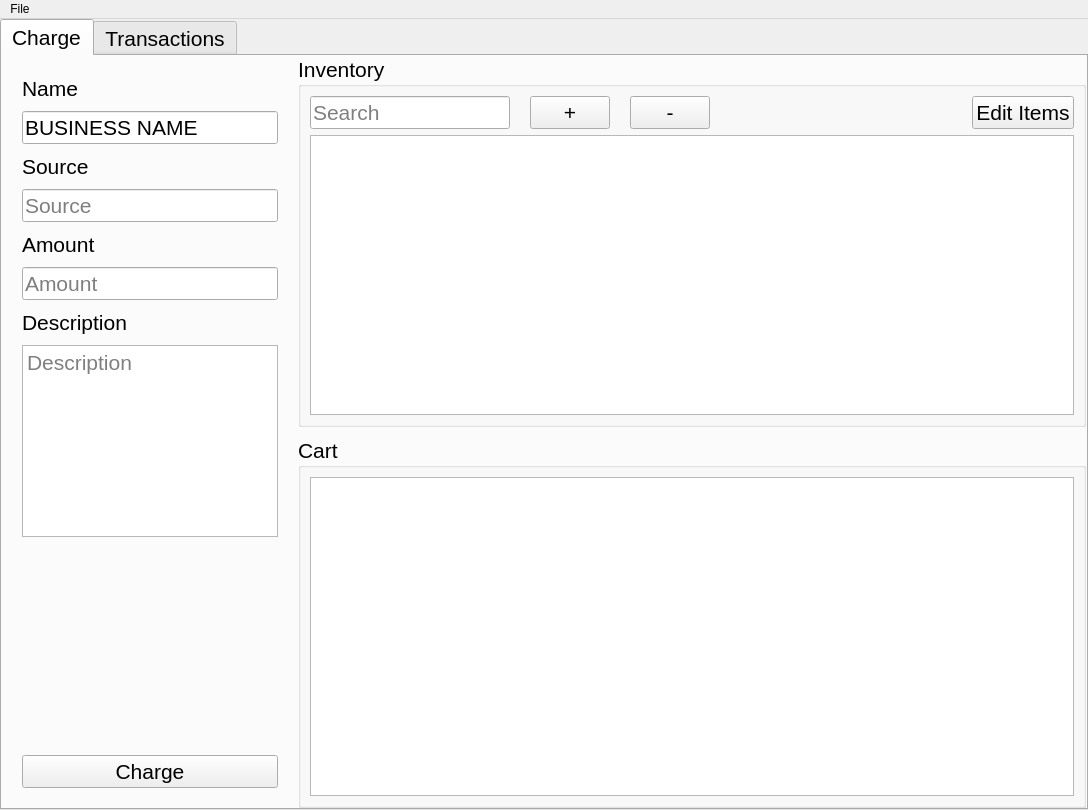
The window that src/windows/ui/ProjectMainWindow.ui (1icolo/AUPay) describes before a commit, drawn with Qt 5.
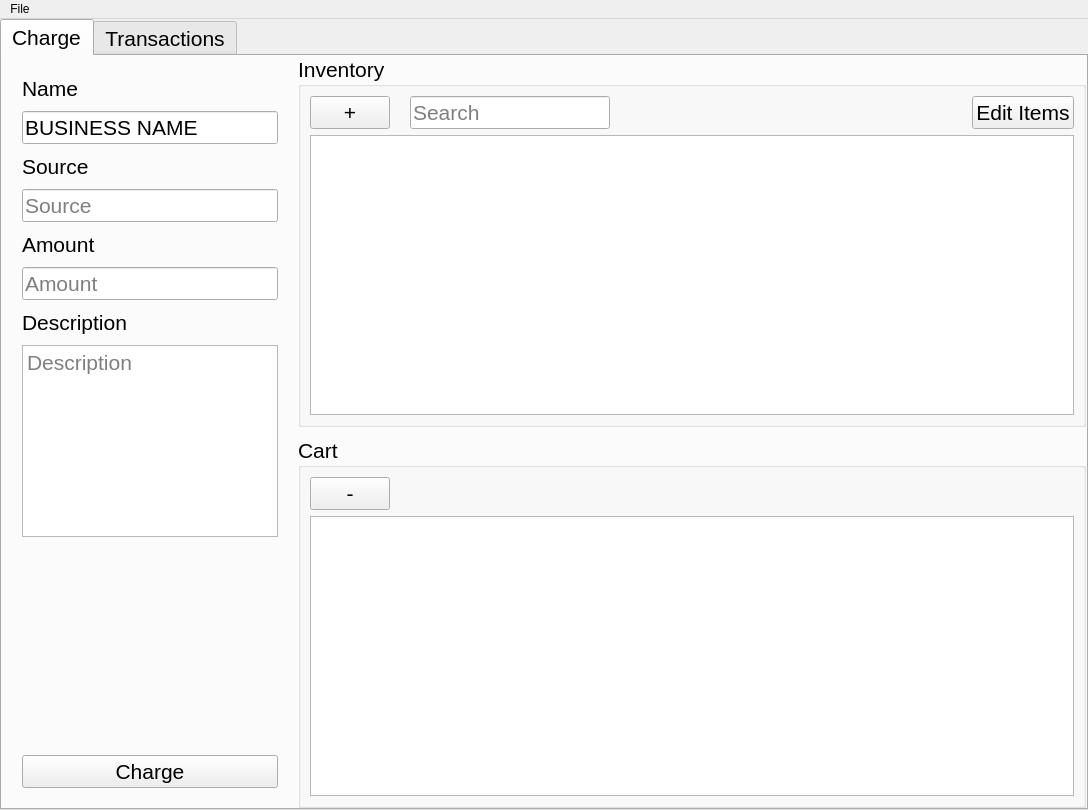
The same window after the commit. The open tabs and pages were chosen to show the change. Icons and pictures are not drawn.

Commit message: added search bar on business window and renamed inventory table id

Patch:
```diff
--- a/src/windows/ui/ProjectMainWindow.ui
+++ b/src/windows/ui/ProjectMainWindow.ui
@@ -711,6 +711,25 @@
                    <property name="topMargin">
                     <number>0</number>
                    </property>
+                   <item>
+                    <widget class="QPushButton" name="buttonAddToCart_business">
+                     <property name="minimumSize">
+                      <size>
+                       <width>0</width>
+                       <height>0</height>
+                      </size>
+                     </property>
+                     <property name="font">
+                      <font>
+                       <family>Segoe UI</family>
+                       <pointsize>16</pointsize>
+                      </font>
+                     </property>
+                     <property name="text">
+                      <string>+</string>
+                     </property>
+                    </widget>
+                   </item>
                    <item>
                     <widget class="QLineEdit" name="lineSearchInventory_business">
                      <property name="sizePolicy">
@@ -736,50 +755,6 @@
                      </property>
                     </widget>
                    </item>
-                   <item>
-                    <widget class="QPushButton" name="buttonAddToCart_business">
-                     <property name="minimumSize">
-                      <size>
-                       <width>0</width>
-                       <height>0</height>
-                      </size>
-                     </property>
-                     <property name="font">
-                      <font>
-                       <family>Segoe UI</family>
-                       <pointsize>16</pointsize>
-                      </font>
-                     </property>
-                     <property name="text">
-                      <string>+</string>
-                     </property>
-                    </widget>
-                   </item>
-                   <item>
-                    <widget class="QPushButton" name="buttonRemoveFromCart_business">
-                     <property name="sizePolicy">
-                      <sizepolicy hsizetype="Minimum" vsizetype="Fixed">
-                       <horstretch>0</horstretch>
-                       <verstretch>0</verstretch>
-                      </sizepolicy>
-                     </property>
-                     <property name="minimumSize">
-                      <size>
-                       <width>0</width>
-                       <height>0</height>
-                      </size>
-                     </property>
-                     <property name="font">
-                      <font>
-                       <family>Segoe UI</family>
-                       <pointsize>16</pointsize>
-                      </font>
-                     </property>
-                     <property name="text">
-                      <string>-</string>
-                     </property>
-                    </widget>
-                   </item>
                    <item>
                     <spacer name="horizontalSpacer_4">
                      <property name="font">
@@ -846,7 +821,54 @@
                 </property>
                 <layout class="QGridLayout" name="gridLayout_6">
                  <item row="0" column="0">
-                  <widget class="QTableWidget" name="tableCart">
+                  <widget class="QPushButton" name="buttonRemoveFromCart_business">
+                   <property name="sizePolicy">
+                    <sizepolicy hsizetype="Minimum" vsizetype="Fixed">
+                     <horstretch>0</horstretch>
+                     <verstretch>0</verstretch>
+                    </sizepolicy>
+                   </property>
+                   <property name="minimumSize">
+                    <size>
+                     <width>0</width>
+                     <height>0</height>
+                    </size>
+                   </property>
+                   <property name="font">
+                    <font>
+                     <family>Segoe UI</family>
+                     <pointsize>16</pointsize>
+                    </font>
+                   </property>
+                   <property name="text">
+                    <string>-</string>
+                   </property>
+                  </widget>
+                 </item>
+                 <item row="0" column="1">
+                  <spacer name="horizontalSpacer_5">
+                   <property name="font">
+                    <font>
+                     <family>Segoe UI</family>
+                     <pointsize>16</pointsize>
+                    </font>
+                   </property>
+                   <property name="orientation">
+                    <enum>Qt::Horizontal</enum>
+                   </property>
+                   <property name="sizeType">
+                    <enum>QSizePolicy::MinimumExpanding</enum>
+                   </property>
+                   <property name="sizeHint" stdset="0">
+                    <size>
+                     <width>0</width>
+                     <height>0</height>
+                    </size>
+                   </property>
+                  </spacer>
+                 </item>
+                 <item row="1" column="0" colspan="2">
+                  <widget class="QTableWidget" name="tableCart_business">
                    <property name="font">
                     <font>
                      <family>Segoe UI</family>
```
The commit also changes 1 other file.
